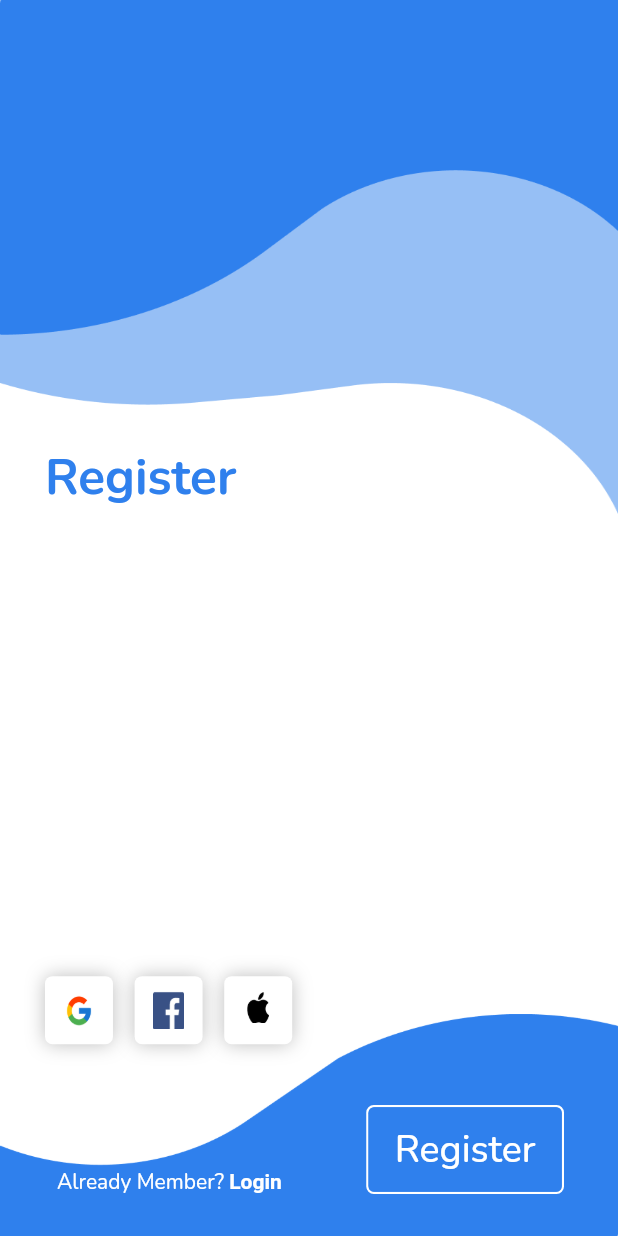
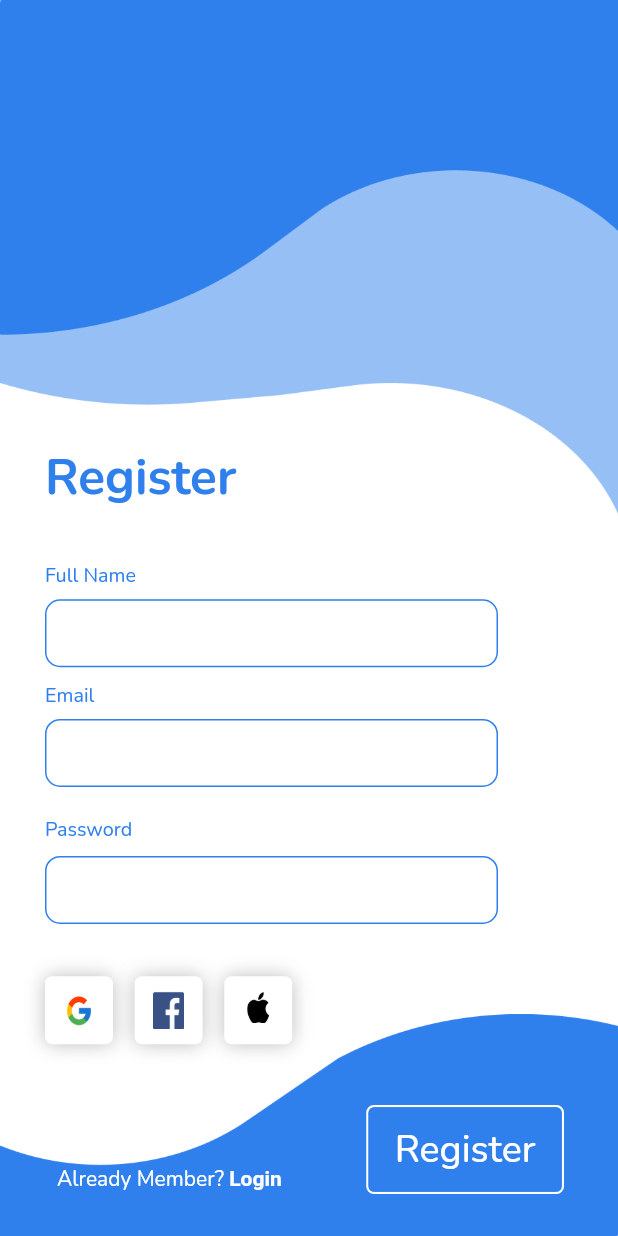
Before and after one commit to araujo-alef/lorem_app_flutter, a Flutter app: the RegisterPage screen opened by its route, on a phone screen of 412 x 824 dp. Run offline on Flutter 3.47's test engine with Material 2 defaults, Android fonts, the phone set to English and light mode, and no system bars; our stand-ins replace get, google_fonts.

Commit message:
added form to register on register page

```diff
--- a/lib/app/ui/android/register/register_page.dart
+++ b/lib/app/ui/android/register/register_page.dart
@@ -38,7 +38,84 @@ class RegisterPage extends StatelessWidget {
               height: height * 36,
               child: Padding(
                 padding: const EdgeInsets.only(left: 30, right: 80),
-
+                child: Column(
+                  crossAxisAlignment: CrossAxisAlignment.start,
+                  children: [
+                    SizedBox(
+                      height: height * 3.5,
+                    ),
+                    Text('Full Name',
+                        style: GoogleFonts.nunito(
+                            fontSize: height * 1.6, color: Color(0Xff2F80ED))),
+                    SizedBox(
+                      height: height * 0.8,
+                    ),
+                    SizedBox(
+                      height: height * 5.5,
+                      child: TextField(
+                        decoration: InputDecoration(
+                          border: OutlineInputBorder(
+                              borderRadius:
+                                  BorderRadius.all(Radius.circular(10))),
+                          disabledBorder: OutlineInputBorder(
+                              borderSide: BorderSide(color: Color(0Xff2F80ED))),
+                          enabledBorder: OutlineInputBorder(
+                              borderSide: BorderSide(color: Color(0Xff2F80ED)),
+                              borderRadius:
+                                  BorderRadius.all(Radius.circular(10))),
+                        ),
+                      ),
+                    ),
+                    SizedBox(height: height * 1.2),
+                    Text('Email',
+                        style: GoogleFonts.nunito(
+                            fontSize: height * 1.6, color: Color(0Xff2F80ED))),
+                    SizedBox(
+                      height: height * 0.8,
+                    ),
+                    SizedBox(
+                      height: height * 5.5,
+                      child: TextField(
+                        decoration: InputDecoration(
+                          border: OutlineInputBorder(
+                              borderRadius:
+                                  BorderRadius.all(Radius.circular(10))),
+                          disabledBorder: OutlineInputBorder(
+                              borderSide: BorderSide(color: Color(0Xff2F80ED))),
+                          enabledBorder: OutlineInputBorder(
+                              borderSide: BorderSide(color: Color(0Xff2F80ED)),
+                              borderRadius:
+                                  BorderRadius.all(Radius.circular(10))),
+                        ),
+                      ),
+                    ),
+                    SizedBox(height: height * 2.4),
+                    Text('Password',
+                        style: GoogleFonts.nunito(
+                            fontSize: height * 1.6, color: Color(0Xff2F80ED))),
+                    SizedBox(
+                      height: height * 1,
+                    ),
+                    SizedBox(
+                      height: height * 5.5,
+                      child: TextField(
+                        obscureText: true,
+                        decoration: InputDecoration(
+                          border: OutlineInputBorder(
+                              borderRadius:
+                                  BorderRadius.all(Radius.circular(10))),
+                          disabledBorder: OutlineInputBorder(
+                              borderSide: BorderSide(color: Color(0Xff2F80ED))),
+                          enabledBorder: OutlineInputBorder(
+                              borderSide: BorderSide(color: Color(0Xff2F80ED)),
+                              borderRadius:
+                                  BorderRadius.all(Radius.circular(10))),
+                        ),
+                      ),
+                    ),
+                    SizedBox(height: height * 2,),
+                  ],
+                ),
               ),
             ),
             Container(
@@ -143,7 +220,7 @@ class RegisterPage extends StatelessWidget {
                             crossAxisAlignment: CrossAxisAlignment.end,
                             children: [
                               Padding(
-                                padding: const EdgeInsets.only(bottom: 12),
+                                padding: const EdgeInsets.only(bottom: 14),
                                 child: Container(
                                   child: TextButton(
                                     onPressed: () { Get.toNamed('/login'); },
```
